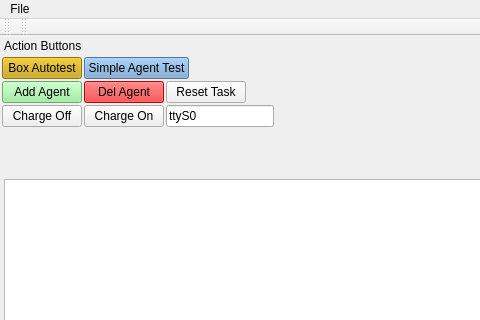
This is App/AgentsManager/mainwindow.ui in break11/AutoStorage as Qt 5 draws it before an edit; both pictures show x 0 to 480 and y 0 to 320 of the 1021 by 851 pixel window. The edited form follows.
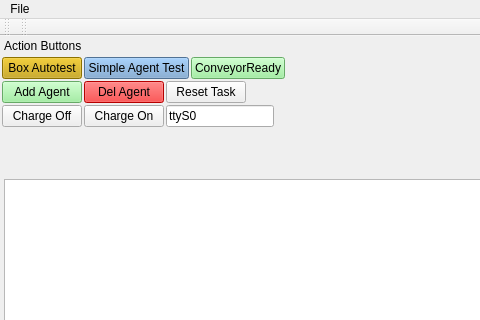
This is the edited form.

Commit message: Перенос кнопки готовности конвеера в агент менеджер. Изменена логика работы автотеста.

```diff
--- a/App/AgentsManager/mainwindow.ui
+++ b/App/AgentsManager/mainwindow.ui
@@ -278,6 +278,31 @@
          </property>
         </widget>
        </item>
+       <item>
+        <widget class="QPushButton" name="btnConveyorReady">
+         <property name="sizePolicy">
+          <sizepolicy hsizetype="Maximum" vsizetype="Fixed">
+           <horstretch>0</horstretch>
+           <verstretch>0</verstretch>
+          </sizepolicy>
+         </property>
+         <property name="minimumSize">
+          <size>
+           <width>0</width>
+           <height>0</height>
+          </size>
+         </property>
+         <property name="styleSheet">
+          <string notr="true">QPushButton { background-color: lightGreen; } QPushButton:checked { border:3px solid red; border-radius:5px }</string>
+         </property>
+         <property name="text">
+          <string>ConveyorReady</string>
+         </property>
+         <property name="checkable">
+          <bool>true</bool>
+         </property>
+        </widget>
+       </item>
        <item>
         <spacer name="horizontalSpacer">
          <property name="orientation">
```
Left out of the diff: 2 changed lines with no effect on the pictures. The commit also changes 3 other files.
